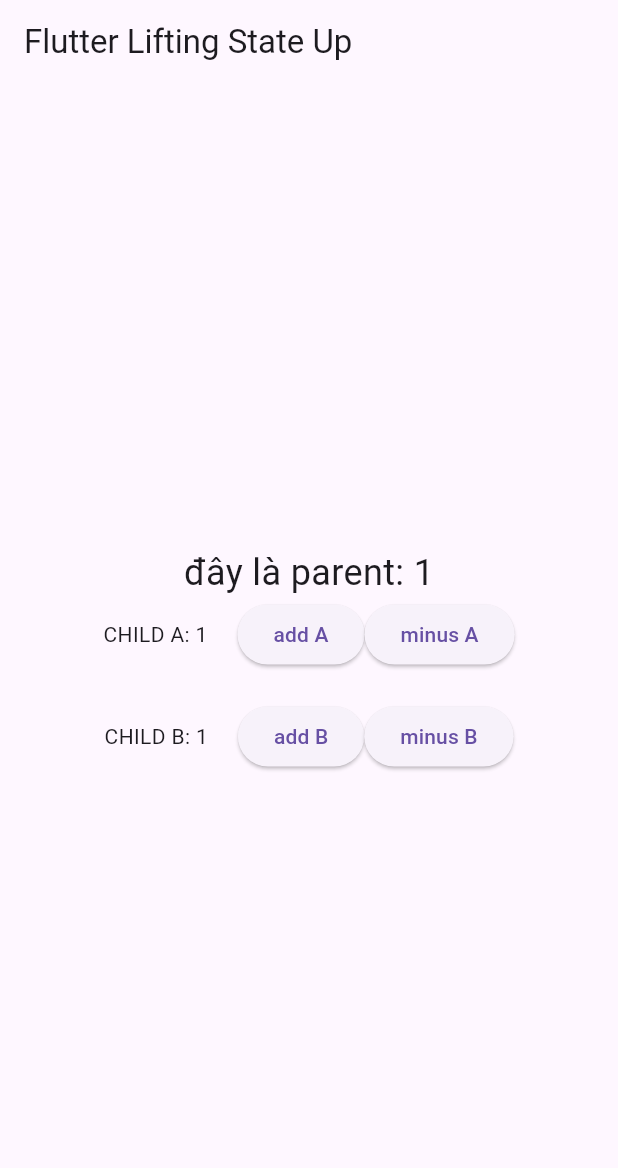
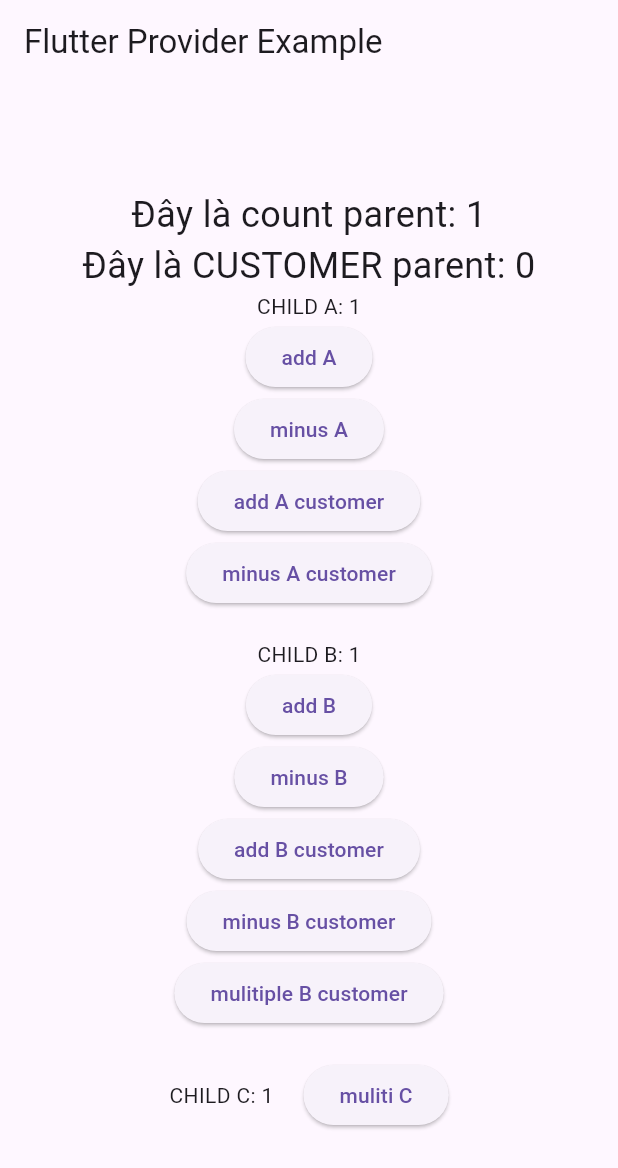
Before and after one commit to songtoantd18/nestjs, a Flutter app: the screen it shows after launch, after a tap on "add A", on a phone screen of 412 x 824 dp. Shown: the top 1168 px of the screen. Run offline on Flutter 3.47's test engine with Material 3 defaults, Android fonts, the phone set to English and light mode, and no system bars.

Commit message:
CÁCH DÙNG PROVIDER QUẢN LÝ STATE

```diff
--- a/todoapp/lib/main.dart
+++ b/todoapp/lib/main.dart
@@ -1,103 +1,180 @@
 import 'package:flutter/material.dart';
+import 'package:provider/provider.dart';
+
+// Model Counter với ChangeNotifier
+class CounterProvider with ChangeNotifier {
+  int count = 0;
+
+  void addCount() {
+    count = count + 1;
+    notifyListeners();
+  }
+
+  void minusCount() {
+    count = count - 1;
+    notifyListeners();
+  }
+
+  void mulitiple() {
+    count = count * 2;
+    notifyListeners();
+  }
+}
+
+class CustomerProvider with ChangeNotifier {
+  int numberCustomer = 0;
+
+  void addCustomer() {
+    numberCustomer = numberCustomer + 1;
+    notifyListeners();
+  }
+
+  void minusCustomer() {
+    numberCustomer = numberCustomer - 1;
+    notifyListeners();
+  }
+
+  void mulitiple() {
+    numberCustomer = numberCustomer * 2;
+    notifyListeners();
+  }
+}
 
 void main() {
-  runApp(MyApp());
+  runApp(
+    MultiProvider(
+      providers: [
+        ChangeNotifierProvider(create: (_) => CustomerProvider()),
+        ChangeNotifierProvider(create: (_) => CounterProvider()),
+      ],
+      child: MyApp(),
+    ),
+  );
 }
 
 class MyApp extends StatelessWidget {
   @override
   Widget build(BuildContext context) {
     return MaterialApp(
-      title: 'Lifting State Up Demo',
+      title: 'Provider Demo',
       home: Scaffold(
-        appBar: AppBar(title: Text('Flutter Lifting State Up')),
+        appBar: AppBar(title: Text('Flutter Provider Example')),
         body: Parent(),
       ),
     );
   }
 }
 
-class Parent extends StatefulWidget {
-  @override
-  _ParentState createState() => _ParentState();
-}
-
-class _ParentState extends State<Parent> {
-  int count = 0;
-  void updateCount() {
-    setState(() {
-      count = count + 1;
-    });
-    print('đây là count addddddđ: $count');
-  }
-
-  void minusCount() {
-    setState(() {
-      count = count - 1;
-    });
-    print('đây là count minussssssssssssss: $count');
-  }
-
+class Parent extends StatelessWidget {
   @override
   Widget build(BuildContext context) {
+    // Lấy count từ Provider
+    int count = context.watch<CounterProvider>().count;
+    int customer = context.watch<CustomerProvider>().numberCustomer;
+    print('customer: ${customer}');
+
     return Column(
       mainAxisAlignment: MainAxisAlignment.center,
       children: [
-        Text('đây là parent: $count', style: TextStyle(fontSize: 24)),
-        ChildA(count: count, addCount: updateCount, minusCount: minusCount),
+        Text('Đây là count parent: $count', style: TextStyle(fontSize: 24)),
+        Text(
+          'Đây là CUSTOMER parent: $customer',
+          style: TextStyle(fontSize: 24),
+        ),
+
+        ChildA(),
         SizedBox(height: 20),
-        ChildB(onUpdate: updateCount, count: count, minusCount: minusCount),
+        ChildB(),
+        SizedBox(height: 20),
+        ChildC(),
       ],
     );
   }
 }
 
 class ChildA extends StatelessWidget {
-  final int count;
-  final Function() addCount;
-  final Function() minusCount;
-
-  ChildA({
-    required this.count,
-    required this.addCount,
-    required this.minusCount,
-  });
-
   @override
   Widget build(BuildContext context) {
-    return Row(
+    final counter = context.read<CounterProvider>();
+    final customer = context.read<CustomerProvider>();
+
+    return Column(
       mainAxisAlignment: MainAxisAlignment.center,
       children: [
-        Text('CHILD A: $count'),
+        Text('CHILD A: ${context.watch<CounterProvider>().count}'),
         SizedBox(width: 20),
-        ElevatedButton(onPressed: () => addCount(), child: Text('add A')),
-        ElevatedButton(onPressed: () => minusCount(), child: Text('minus A')),
+        ElevatedButton(
+          onPressed: () => counter.addCount(),
+          child: Text('add A'),
+        ),
+        ElevatedButton(
+          onPressed: () => counter.minusCount(),
+          child: Text('minus A'),
+        ),
+        ElevatedButton(
+          onPressed: () => customer.addCustomer(),
+          child: Text('add A customer'),
+        ),
+        ElevatedButton(
+          onPressed: () => customer.minusCustomer(),
+          child: Text('minus A customer'),
+        ),
       ],
     );
   }
 }
 
 class ChildB extends StatelessWidget {
-  final Function() onUpdate;
-  final int count;
-  final Function() minusCount;
-
-  ChildB({
-    required this.minusCount,
-    required this.onUpdate,
-    required this.count,
-  });
-
   @override
   Widget build(BuildContext context) {
-    return Row(
+    final counter = context.read<CounterProvider>();
+    final customer = context.read<CustomerProvider>();
+    return Column(
       mainAxisAlignment: MainAxisAlignment.center,
       children: [
-        Text('CHILD B: $count'),
+        Text('CHILD B: ${context.watch<CounterProvider>().count}'),
         SizedBox(width: 20),
-        ElevatedButton(onPressed: () => onUpdate(), child: Text('add B')),
-        ElevatedButton(onPressed: () => minusCount(), child: Text('minus B')),
+        ElevatedButton(
+          onPressed: () => counter.addCount(),
+          child: Text('add B'),
+        ),
+        ElevatedButton(
+          onPressed: () => counter.minusCount(),
+          child: Text('minus B'),
+        ),
+        ElevatedButton(
+          onPressed: () => customer.addCustomer(),
+          child: Text('add B customer'),
+        ),
+        ElevatedButton(
+          onPressed: () => customer.minusCustomer(),
+          child: Text('minus B customer'),
+        ),
+        ElevatedButton(
+          onPressed: () => customer.mulitiple(),
+          child: Text('mulitiple B customer'),
+        ),
       ],
     );
   }
 }
+
+class ChildC extends StatelessWidget {
+  @override
+  Widget build(BuildContext context) {
+    final counter = context.read<CounterProvider>();
+    print('counter: ${counter}');
+
+    return Row(
+      mainAxisAlignment: MainAxisAlignment.center,
+      children: [
+        Text('CHILD C: ${context.watch<CounterProvider>().count}'),
+        SizedBox(width: 20),
+        ElevatedButton(
+          onPressed: () => counter.mulitiple(),
+          child: Text('muliti C'),
+        ),
+      ],
+    );
+  }
+}
--- a/todoapp/pubspec.yaml
+++ b/todoapp/pubspec.yaml
@@ -2,7 +2,7 @@ name: todoapp
 description: "A new Flutter project."
 # The following line prevents the package from being accidentally published to
 # pub.dev using `flutter pub publish`. This is preferred for private packages.
-publish_to: 'none' # Remove this line if you wish to publish to pub.dev
+publish_to: "none" # Remove this line if you wish to publish to pub.dev
 
 # The following defines the version and build number for your application.
 # A version number is three numbers separated by dots, like 1.2.43
@@ -34,6 +34,7 @@ dependencies:
   # The following adds the Cupertino Icons font to your application.
   # Use with the CupertinoIcons class for iOS style icons.
   cupertino_icons: ^1.0.8
+  provider: ^6.1.5
 
 dev_dependencies:
   flutter_test:
@@ -51,7 +52,6 @@ dev_dependencies:
 
 # The following section is specific to Flutter packages.
 flutter:
-
   # The following line ensures that the Material Icons font is
   # included with your application, so that you can use the icons in
   # the material Icons class.
```
Also changed, not shown: todoapp/pubspec.lock, 1 other file.
